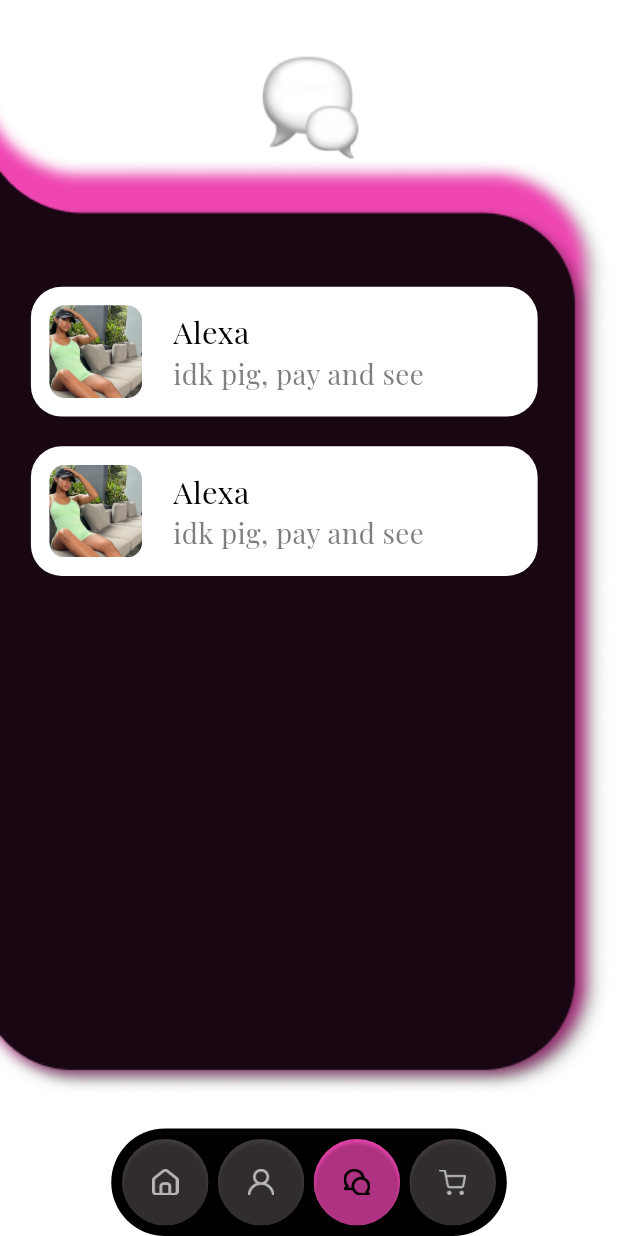
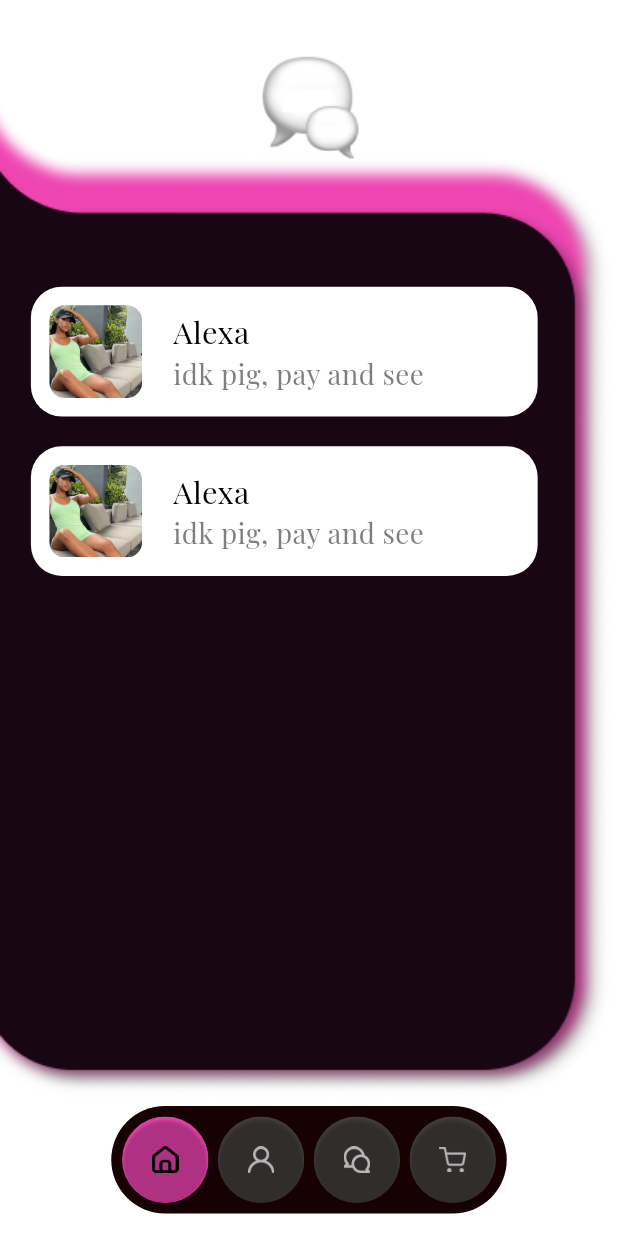
Before and after one commit to MaxDelissen/ObeyPay, a Flutter app: the ChatsPage widget shown alone on an empty page, opened directly, on a phone screen of 412 x 824 dp. Run offline on Flutter 3.47's test engine with Material 3 defaults, Android fonts, the phone set to English and light mode, and no system bars; our stand-ins replace flutter_card_swiper, flutter_local_notifications, flutter_svg; network calls fail; project files that could hold a hidden picture were left out.

Commit message:
Added navigation bar, making use of a base_page
All background images are now rendered through the base page, and the image address can be provided trough the widget properties. Modified the swipe.png image to fit better with the 'physical' design. Modified all other pages to make use of the new nav-bar, and removed the deprecated shop page.

```diff
--- a/lib/main.dart
+++ b/lib/main.dart
@@ -1,10 +1,6 @@
 import 'package:flutter/material.dart';
 import 'package:flutter/services.dart';
-import 'package:obeypay/screens/shop_page.dart';
-import 'package:obeypay/screens/chats_page.dart';
-import 'package:obeypay/screens/dom_profile_page.dart';
 import 'package:obeypay/screens/home_page.dart';
-import 'package:obeypay/screens/store_page.dart';
 import 'package:obeypay/utils/notificationService.dart';
 
 void main() {
--- a/lib/screens/base_page.dart
+++ b/lib/screens/base_page.dart
@@ -1,10 +1,15 @@
 import 'package:flutter/material.dart';
+import 'package:obeypay/screens/home_page.dart';
+import 'package:obeypay/screens/dom_profile_page.dart';
+import 'package:obeypay/screens/chats_page.dart';
+import 'package:obeypay/screens/store_page.dart';
 import 'package:obeypay/widgets/nav_bar.dart';
 
 class BasePage extends StatefulWidget {
   final Widget child;
+  final String imagePath;
 
-  const BasePage({Key? key, required this.child}) : super(key: key);
+  const BasePage({Key? key, required this.child, required this.imagePath}) : super(key: key);
 
   @override
   _BasePageState createState() => _BasePageState();
@@ -13,17 +18,47 @@ class BasePage extends StatefulWidget {
 class _BasePageState extends State<BasePage> {
   int selectedIndex = 0;
 
+  final List<Widget> pages = [
+    HomePage(),
+    DomProfilePage(),
+    ChatsPage(),
+    StorePage(),
+  ];
+
+  void onNavBarItemTapped(int index) {
+    setState(() {
+      selectedIndex = index;
+    });
+    Navigator.push(
+      context,
+      MaterialPageRoute(builder: (context) => pages[index]),
+    );
+  }
+
   @override
   Widget build(BuildContext context) {
     final icons = {
       'home': ['assets/images/home_gray.png', 'assets/images/home_black.png'],
-      'profile': ['assets/images/profile_gray.png', 'assets/images/profile_black.png'],
-      'chats': ['assets/images/chats_gray.png', 'assets/images/chats_black.png'],
+      'profile': [
+        'assets/images/profile_gray.png',
+        'assets/images/profile_black.png',
+      ],
+      'chats': [
+        'assets/images/chats_gray.png',
+        'assets/images/chats_black.png',
+      ],
       'cart': ['assets/images/cart_gray.png', 'assets/images/cart_black.png'],
     };
 
     return Scaffold(
-      body: Column(
+      body: Container(
+        decoration: BoxDecoration(
+          image: DecorationImage(
+            image: AssetImage(widget.imagePath),
+            fit: BoxFit.cover,
+          ),
+        ),
+        child: Column(
           children: [
             Expanded(child: widget.child),
             NavBar(
@@ -31,13 +66,11 @@ class _BasePageState extends State<BasePage> {
                 final key = icons.keys.elementAt(index);
                 return NavBarButton(
                   icon: icons[key]![selectedIndex == index ? 1 : 0],
-                color: selectedIndex == index ? Color(0xFFEF45B1) : Color(
-                    0xFF443E3E),
-                onPressed: () {
-                  setState(() {
-                    selectedIndex = index;
-                  });
-                },
+                  color:
+                  selectedIndex == index
+                      ? Color(0xFFEF45B1)
+                      : Color(0xFF443E3E),
+                  onPressed: () => onNavBarItemTapped(index),
                 );
               }),
               backgroundColor: Color(0xFF160202),
@@ -45,6 +78,7 @@ class _BasePageState extends State<BasePage> {
             SizedBox(height: 15),
           ],
         ),
+      ),
     );
   }
 }
--- a/lib/screens/chats_page.dart
+++ b/lib/screens/chats_page.dart
@@ -1,6 +1,5 @@
 import 'package:flutter/material.dart';
-import 'package:obeypay/widgets/nav_bar.dart';
-import '../widgets/text_styles.dart';
+import 'package:obeypay/screens/base_page.dart';
 import '../widgets/chat_widget.dart';
 
 class ChatsPage extends StatelessWidget {
@@ -10,18 +9,8 @@ class ChatsPage extends StatelessWidget {
   Widget build(BuildContext context) {
     double screenHeight = MediaQuery.of(context).size.height;
 
-    return Scaffold(
-      body: Column(
-        children: [
-          Expanded(
-            flex: 3,
-            child: Container(
-              decoration: const BoxDecoration(
-                image: DecorationImage(
-                  image: AssetImage("assets/images/matches.png"),
-                  fit: BoxFit.cover,
-                ),
-              ),
+    return BasePage(
+      imagePath: "assets/images/matches.png",
       child: Column(
         children: [
           SizedBox(height: screenHeight * 0.22),
@@ -37,37 +26,6 @@ class ChatsPage extends StatelessWidget {
           ),
         ],
       ),
-            ),
-          ),
-        ],
-      ),
-      floatingActionButton:
-      NavBar(
-        buttons: [
-          NavBarButton(
-            icon: 'assets/images/home_gray.png',
-            color: Color(0xFF443E3E),
-            onPressed: () {},
-          ),
-          NavBarButton(
-            icon: 'assets/images/profile_gray.png',
-            color: Color(0xFF443E3E),
-            onPressed: () {},
-          ),
-          NavBarButton(
-            icon: 'assets/images/chats_black.png',
-            color: Color(0xFFEF45B1),
-            onPressed: () {},
-          ),
-          NavBarButton(
-            icon: 'assets/images/cart_gray.png',
-            color: Color(0xFF443E3E),
-            onPressed: () {},
-          ),
-        ],
-        backgroundColor: Colors.black,
-      ),
-    floatingActionButtonLocation: FloatingActionButtonLocation.centerDocked
     );
   }
 }
```
Also changed, not shown: lib/screens/dom_profile_page.dart (+3 -41 lines), lib/screens/home_page.dart (+5 -14 lines), lib/screens/shop_page.dart (deleted, +0 -28 lines), lib/screens/store_page.dart (+3 -38 lines), assets/images/swipe.png. Lines whose indentation alone changed are shown as unchanged.
